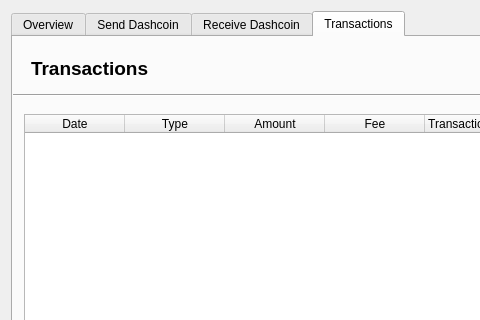
This is dashcoinwallet.ui in pwstegman/DashcoinWalletGUI as Qt 5 draws it before an edit; both pictures show x 0 to 480 and y 0 to 320 of the 700 by 481 pixel window. The edited form follows.
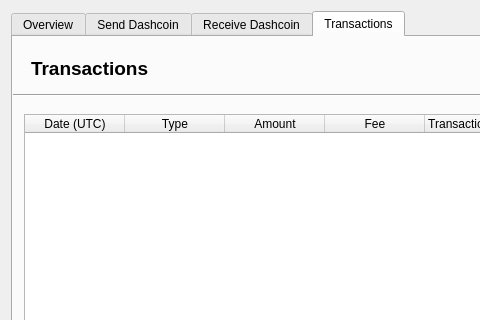
This is the edited form. The open tabs and pages were chosen to show the change.

Commit message: Cleaned up UI, added time to transactions, fixed small things

```diff
--- a/dashcoinwallet.ui
+++ b/dashcoinwallet.ui
@@ -18,7 +18,7 @@
   </property>
   <property name="maximumSize">
    <size>
-    <width>700</width>
+    <width>16777215</width>
     <height>16777215</height>
    </size>
   </property>
@@ -657,7 +657,7 @@
                 </property>
                 <column>
                  <property name="text">
-                  <string>Date</string>
+                  <string>Date (UTC)</string>
                  </property>
                 </column>
                 <column>
```
The commit also changes 2 other files.
